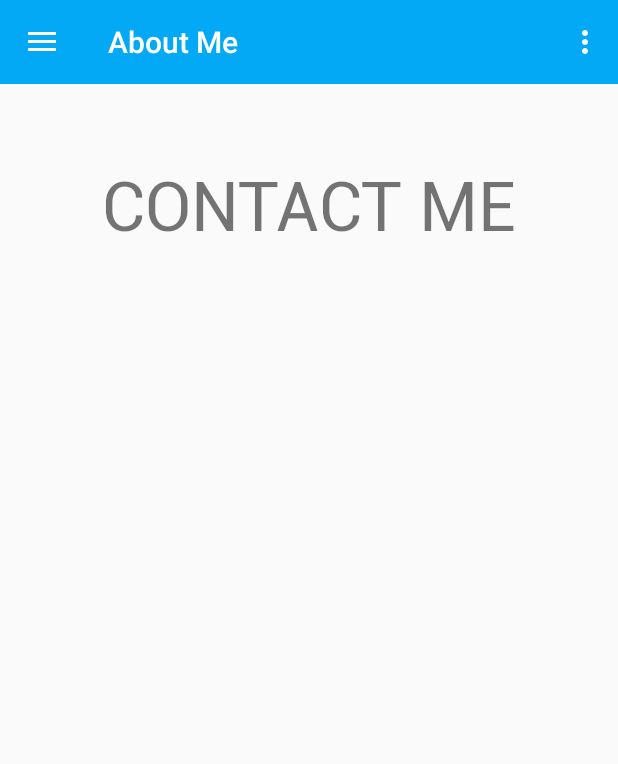
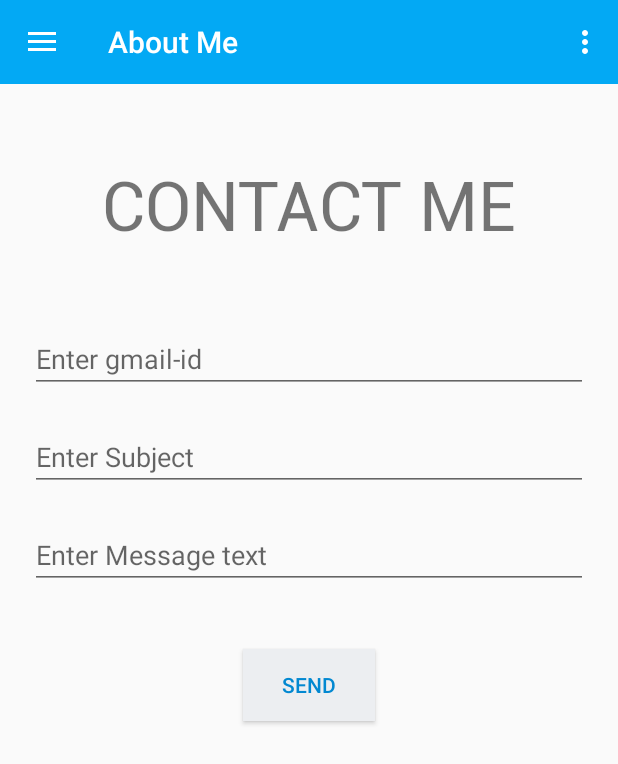
Before and after one commit to juanchosandox90/CVJuanResume, an Android app: the fragment ContactMeFragment placed in its activity, on a phone screen of 412 x 824 dp. Shown: the top 764 px of the screen. Run offline under Robolectric (Android 15) with nearby library versions, the phone set to English and light mode, and no system bars; 1 statement that could not run was skipped.

Commit message:
CVJuanSandoval_ContactmeFunctionality_1.0.0-23

```diff
--- a/app/build.gradle
+++ b/app/build.gradle
@@ -38,7 +38,7 @@ configurations {
 }
 
 dependencies {
-    compile fileTree(dir: 'libs', include: ['*.jar'])
+    compile fileTree(include: ['*.jar'], dir: 'libs')
     compile files('libs/volley.jar')
     androidTestCompile('com.android.support.test.espresso:espresso-core:2.2.2', {
         exclude group: 'com.android.support', module: 'support-annotations'
@@ -53,4 +53,7 @@ dependencies {
     compile 'com.github.PhilJay:MPAndroidChart:v3.0.2'
     compile 'com.android.support:cardview-v7:25.3.1'
     compile 'com.github.bumptech.glide:glide:3.7.0'
+    compile files('libs/activation.jar')
+    compile files('libs/additionnal.jar')
+    compile files('libs/mail.jar')
 }
--- a/app/src/main/java/app/com/cvjuanresume/juansandoval/cvjuanresume/fragments/ContactMeFragment.java
+++ b/app/src/main/java/app/com/cvjuanresume/juansandoval/cvjuanresume/fragments/ContactMeFragment.java
@@ -1,11 +1,27 @@
 package app.com.cvjuanresume.juansandoval.cvjuanresume.fragments;
 
 import android.app.Activity;
+import android.app.ProgressDialog;
+import android.content.Context;
+import android.os.AsyncTask;
 import android.os.Bundle;
 import android.support.v4.app.Fragment;
 import android.view.LayoutInflater;
 import android.view.View;
 import android.view.ViewGroup;
+import android.widget.Button;
+import android.widget.EditText;
+import android.widget.Toast;
+
+import java.util.Properties;
+import javax.mail.Authenticator;
+import javax.mail.Message;
+import javax.mail.MessagingException;
+import javax.mail.PasswordAuthentication;
+import javax.mail.Session;
+import javax.mail.Transport;
+import javax.mail.internet.InternetAddress;
+import javax.mail.internet.MimeMessage;
 
 import app.com.cvjuanresume.juansandoval.cvjuanresume.R;
 
@@ -13,7 +29,13 @@ import app.com.cvjuanresume.juansandoval.cvjuanresume.R;
  * Created by jsandoval on 19/04/17.
  */
 
-public class ContactMeFragment extends Fragment {
+public class ContactMeFragment extends Fragment implements View.OnClickListener {
+
+    Session session = null;
+    ProgressDialog pdialog = null;
+    Context context = null;
+    EditText reciep, sub, msg;
+    String rec, subject, textMessage;
 
     public ContactMeFragment(){
 
@@ -22,6 +44,7 @@ public class ContactMeFragment extends Fragment {
     @Override
     public void onCreate(Bundle savedInstanceState) {
         super.onCreate(savedInstanceState);
+        context = getContext();
 
     }
 
@@ -29,8 +52,12 @@ public class ContactMeFragment extends Fragment {
     public View onCreateView(LayoutInflater inflater, ViewGroup container,
                              Bundle savedInstanceState) {
         View rootView = inflater.inflate(R.layout.fragment_contactme, container, false);
+        Button login = (Button) rootView.findViewById(R.id.btnSend);
+        reciep = (EditText) rootView.findViewById(R.id.et_to);
+        sub = (EditText) rootView.findViewById(R.id.et_sub);
+        msg = (EditText) rootView.findViewById(R.id.et_text);
 
-
+        login.setOnClickListener(this);
         // Inflate the layout for this fragment
         return rootView;
     }
@@ -44,4 +71,59 @@ public class ContactMeFragment extends Fragment {
     public void onDetach() {
         super.onDetach();
     }
+
+    @Override
+    public void onClick(View v) {
+        rec = reciep.getText().toString();
+        subject = sub.getText().toString();
+        textMessage = msg.getText().toString();
+
+        Properties props = new Properties();
+        props.put("mail.smtp.host", "smtp.gmail.com");
+        props.put("mail.smtp.socketFactory.port", "465");
+        props.put("mail.smtp.socketFactory.class", "javax.net.ssl.SSLSocketFactory");
+        props.put("mail.smtp.auth", "true");
+        props.put("mail.smtp.port", "465");
+
+        session = Session.getDefaultInstance(props, new Authenticator() {
+            protected PasswordAuthentication getPasswordAuthentication() {
+                return new PasswordAuthentication("cvresumenjuan@gmail.com", "Pass123456.");
+            }
+        });
+
+        pdialog = ProgressDialog.show(context, "", "Sending Mail...", true);
+
+        RetreiveFeedTask task = new RetreiveFeedTask();
+        task.execute();
+    }
+
+    class RetreiveFeedTask extends AsyncTask<String, Void, String> {
+
+        @Override
+        protected String doInBackground(String... params) {
+
+            try{
+                Message message = new MimeMessage(session);
+                message.setFrom(new InternetAddress("testfrom354@gmail.com"));
+                message.setRecipients(Message.RecipientType.TO, InternetAddress.parse(rec));
+                message.setSubject(subject);
+                message.setContent(textMessage, "text/html; charset=utf-8");
+                Transport.send(message);
+            } catch(MessagingException e) {
+                e.printStackTrace();
+            } catch(Exception e) {
+                e.printStackTrace();
+            }
+            return null;
+        }
+
+        @Override
+        protected void onPostExecute(String result) {
+            pdialog.dismiss();
+            reciep.setText("");
+            msg.setText("");
+            sub.setText("");
+            Toast.makeText(context, "Message sent", Toast.LENGTH_LONG).show();
+        }
+    }
 }
--- a/app/src/main/res/layout/fragment_contactme.xml
+++ b/app/src/main/res/layout/fragment_contactme.xml
@@ -1,32 +1,76 @@
 <RelativeLayout xmlns:android="http://schemas.android.com/apk/res/android"
+    xmlns:app="http://schemas.android.com/apk/res-auto"
     xmlns:tools="http://schemas.android.com/tools"
     android:layout_width="match_parent"
     android:layout_height="match_parent"
-    xmlns:app="http://schemas.android.com/apk/res-auto"
     android:orientation="vertical"
     tools:context=".fragments.AboutMeFragment">
 
 
-    <app.com.cvjuanresume.juansandoval.cvjuanresume.utils.CustomizedTextView
-        android:id="@+id/label"
+    <LinearLayout
+        android:layout_width="match_parent"
+        android:layout_height="match_parent"
+        android:orientation="vertical"
         android:layout_alignParentTop="true"
-        android:layout_marginTop="50dp"
-        android:layout_width="fill_parent"
-        android:layout_height="wrap_content"
-        android:gravity="center_horizontal"
-        app:font="@string/font_roboto_regular"
-        android:textSize="45sp"
-        android:text="@string/fragment_title_contactme"
-        android:textStyle="bold"/>
+        android:layout_alignParentStart="true">
 
-    <!--    <TextView
-            android:layout_below="@id/label"
-            android:layout_centerInParent="true"
+        <app.com.cvjuanresume.juansandoval.cvjuanresume.utils.CustomizedTextView
+            android:id="@+id/label"
             android:layout_width="fill_parent"
             android:layout_height="wrap_content"
-            android:textSize="12dp"
-            android:layout_marginTop="10dp"
+            android:layout_alignParentTop="true"
+            android:layout_marginTop="50dp"
             android:gravity="center_horizontal"
-            android:text="Edit fragment_home.xml to change the appearance" />-->
+            android:text="@string/fragment_title_contactme"
+            android:textSize="45sp"
+            android:textStyle="bold"
+            app:font="@string/font_roboto_regular" />
+
+        <LinearLayout
+            android:layout_width="match_parent"
+            android:layout_height="match_parent"
+            android:layout_marginTop="30dp"
+            android:paddingLeft="20dp"
+            android:paddingRight="20dp"
+            android:orientation="vertical">
+
+            <EditText
+                android:id="@+id/et_to"
+                android:layout_width="match_parent"
+                android:layout_height="wrap_content"
+                android:ems="10"
+                android:layout_marginTop="20dp"
+                android:hint="Enter gmail-id" />
+
+            <EditText
+                android:id="@+id/et_sub"
+                android:layout_width="match_parent"
+                android:layout_height="wrap_content"
+                android:ems="10"
+                android:layout_marginTop="20dp"
+                android:hint="Enter Subject" />
+
+            <EditText
+                android:id="@+id/et_text"
+                android:layout_width="match_parent"
+                android:layout_height="wrap_content"
+                android:ems="10"
+                android:layout_marginTop="20dp"
+                android:hint="Enter Message text"
+                android:inputType="textPostalAddress" />
+
+            <Button
+                android:id="@+id/btnSend"
+                android:layout_width="wrap_content"
+                android:layout_height="wrap_content"
+                android:layout_marginTop="40dp"
+                android:layout_gravity="center"
+                android:background="@color/btn_login_bg"
+                android:text="SEND"
+                android:textColor="@color/colorPrimaryDark" />
+
+        </LinearLayout>
+
+    </LinearLayout>
 
 </RelativeLayout>
```
Also changed, not shown: app/libs/activation.jar (added), app/libs/additionnal.jar (added), app/libs/mail.jar (added).
